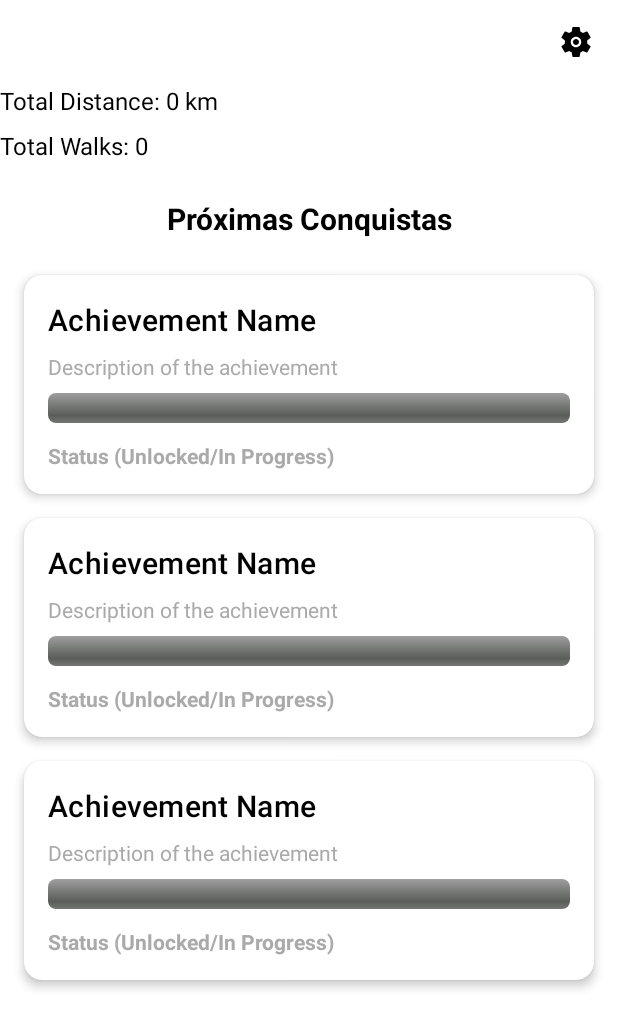
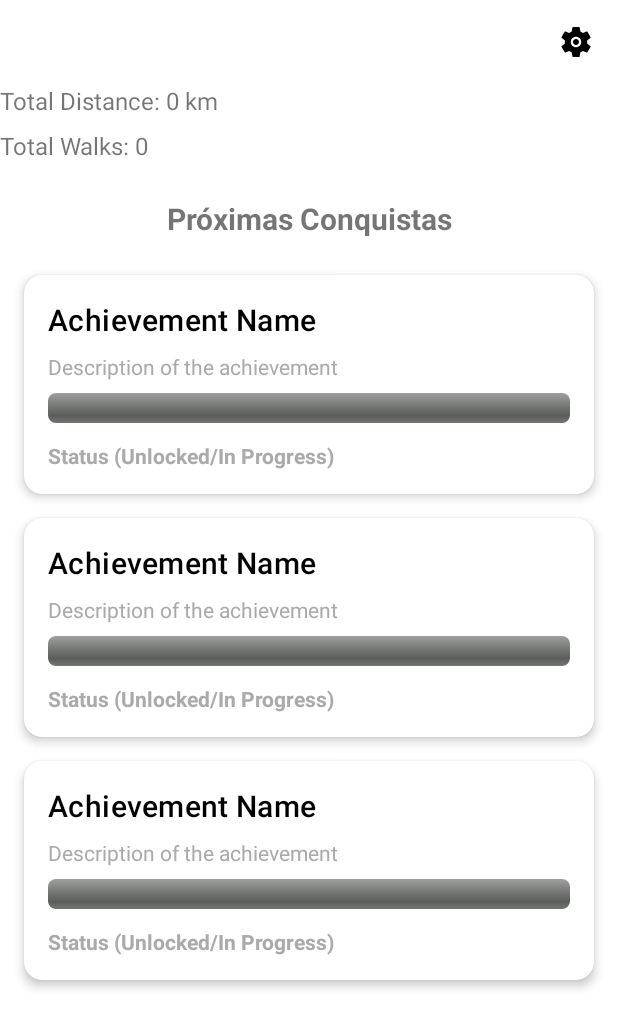
Before and after one commit to zDragonPaulo/TrailSnapV2, an Android app: the layout fragment_dashboard.xml on its own in the app's theme, with its tools: preview values and no code run, on a phone screen of 412 x 824 dp. Shown: the top 1028 px of the screen. Run offline under Robolectric (Android 15) with nearby library versions, the phone set to English and light mode, and no system bars.

Commit message:
Mais atualizações

```diff
--- a/app/src/main/res/layout/fragment_dashboard.xml
+++ b/app/src/main/res/layout/fragment_dashboard.xml
@@ -27,7 +27,6 @@
         android:layout_height="wrap_content"
         android:text="Total Distance: 0 km"
         android:textSize="16sp"
-        android:textColor="@android:color/black"
         app:layout_constraintTop_toBottomOf="@id/button_settings"
         app:layout_constraintStart_toStartOf="parent"
         app:layout_constraintEnd_toEndOf="parent"
@@ -40,7 +39,6 @@
         android:layout_height="wrap_content"
         android:text="Total Walks: 0"
         android:textSize="16sp"
-        android:textColor="@android:color/black"
         app:layout_constraintTop_toBottomOf="@id/text_total_distance"
         app:layout_constraintStart_toStartOf="parent"
         app:layout_constraintEnd_toEndOf="parent"
@@ -54,7 +52,6 @@
         android:text="@string/next_achievements"
         android:textSize="20sp"
         android:textStyle="bold"
-        android:textColor="@android:color/black"
         android:gravity="center"
         app:layout_constraintTop_toBottomOf="@id/text_total_walks"
         app:layout_constraintStart_toStartOf="parent"
--- a/app/src/main/res/layout/item_walk_history.xml
+++ b/app/src/main/res/layout/item_walk_history.xml
@@ -18,7 +18,6 @@
             android:layout_width="wrap_content"
             android:layout_height="wrap_content"
             android:text="Walk Name"
-            android:textColor="@android:color/black"
             android:textSize="16sp"
             android:textStyle="bold" />
 
@@ -27,7 +26,6 @@
             android:layout_width="wrap_content"
             android:layout_height="wrap_content"
             android:text="Distance"
-            android:textColor="@android:color/black"
             android:textSize="12sp" />
 
         <TextView
@@ -35,7 +33,6 @@
             android:layout_width="wrap_content"
             android:layout_height="wrap_content"
             android:text="Start Time"
-            android:textColor="@android:color/black"
             android:textSize="12sp" />
 
         <TextView
@@ -43,7 +40,6 @@
             android:layout_width="wrap_content"
             android:layout_height="wrap_content"
             android:text="End Time"
-            android:textColor="@android:color/black"
             android:textSize="12sp" />
     </LinearLayout>
 
```
Also changed, not shown: app/src/main/java/com/example/trailsnapv2/ui/achievements/AchievementsFragment.kt (+16 -5 lines).
